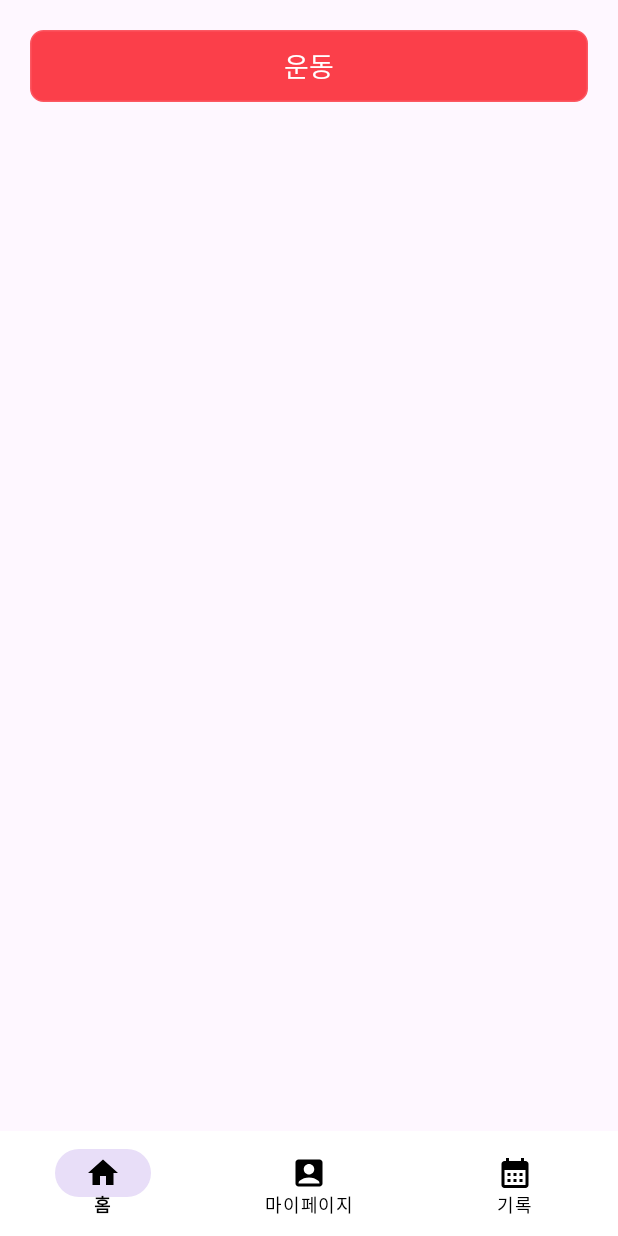
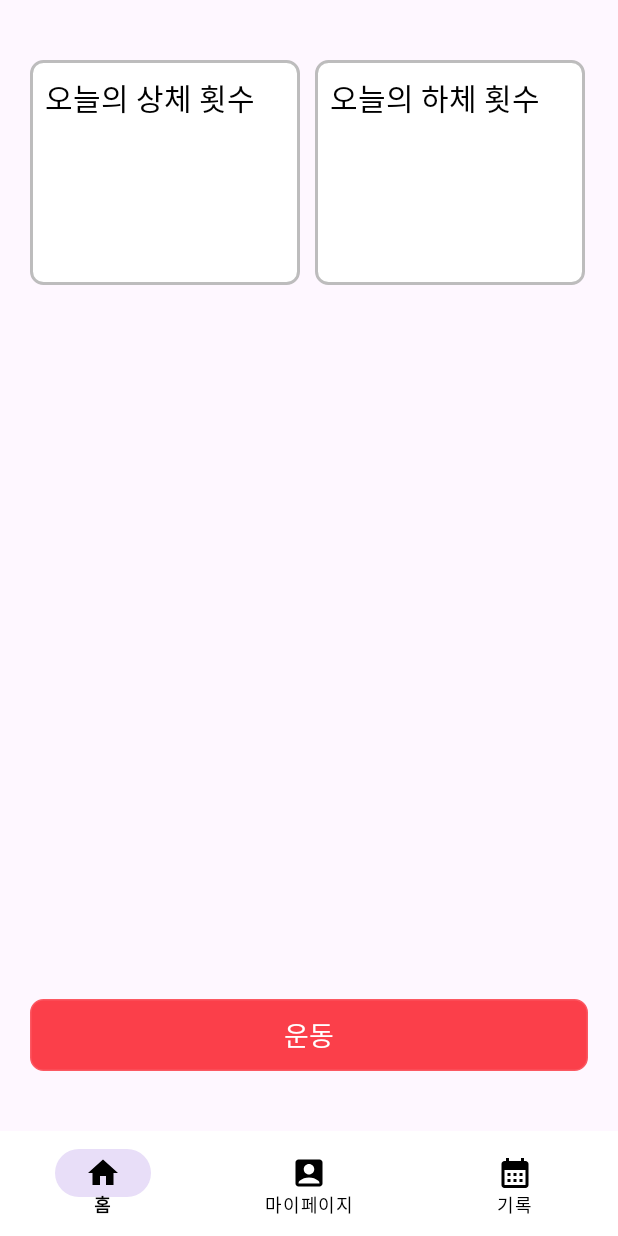
Before and after one commit to sueundev/2024-01_My-Trainer, an Android app: the homeFragment screen opened directly, with no data from a screen before it, on a phone screen of 412 x 824 dp. Run offline under Robolectric (Android 15) with nearby library versions, the phone set to English and light mode, and no system bars.

Commit message:
운동 횟수 홈 화면 디스플레이

```diff
--- a/app/src/main/java/com/example/mytrainer/ExerciseLog.java
+++ b/app/src/main/java/com/example/mytrainer/ExerciseLog.java
@@ -5,6 +5,7 @@ public class ExerciseLog {
     private String upperBodyCount;
     private String lowerBodyCount;
     private String date;
+    private int duration;
 
     public ExerciseLog(long timestamp, String upperBodyCount, String lowerBodyCount, String date) {
         this.timestamp = timestamp;
@@ -12,7 +13,9 @@ public class ExerciseLog {
         this.lowerBodyCount = lowerBodyCount;
         this.date = date;
     }
-
+    public int getDuration(){
+        return duration;
+    }
     public long getTimestamp() {
         return timestamp;
     }
--- a/app/src/main/java/com/example/mytrainer/ExerciseTimeFragment.java
+++ b/app/src/main/java/com/example/mytrainer/ExerciseTimeFragment.java
@@ -1,3 +1,4 @@
+// ExerciseTimeFragment.java
 package com.example.mytrainer;
 
 import android.app.Dialog;
@@ -8,13 +9,12 @@ import android.view.ViewGroup;
 import android.widget.Button;
 import android.widget.EditText;
 import android.widget.TextView;
-
 import androidx.annotation.NonNull;
 import androidx.annotation.Nullable;
 import androidx.fragment.app.Fragment;
+import androidx.lifecycle.ViewModelProvider;
 import androidx.recyclerview.widget.LinearLayoutManager;
 import androidx.recyclerview.widget.RecyclerView;
-
 import java.util.List;
 
 public class ExerciseTimeFragment extends Fragment {
@@ -23,6 +23,7 @@ public class ExerciseTimeFragment extends Fragment {
     private ExerciseLogDao exerciseLogDao;
     private ExerciseLogAdapter exerciseLogAdapter;
     private List<ExerciseLog> exerciseLogs;
+    private SharedViewModel sharedViewModel;
 
     @Nullable
     @Override
@@ -32,6 +33,8 @@ public class ExerciseTimeFragment extends Fragment {
         textViewSelectedDate = view.findViewById(R.id.text_view);
         Button btnRecordExercise = view.findViewById(R.id.btn_record_exercise);
         RecyclerView recyclerView = view.findViewById(R.id.recycler_view);
+
+        sharedViewModel = new ViewModelProvider(requireActivity()).get(SharedViewModel.class);
 
         Bundle args = getArguments();
         if (args != null) {
@@ -66,6 +69,11 @@ public class ExerciseTimeFragment extends Fragment {
             exerciseLogDao.insertLog(log);
             exerciseLogs.add(log);
             exerciseLogAdapter.notifyDataSetChanged();
+
+            // 상체 운동과 하체 운동 값을 ViewModel에 설정
+            sharedViewModel.setUpperBodyCount(log.getUpperBodyCount());
+            sharedViewModel.setLowerBodyCount(log.getLowerBodyCount());
+
             dialog.dismiss();
         });
 
--- /dev/null
+++ b/app/src/main/java/com/example/mytrainer/SharedViewModel.java
@@ -0,0 +1,30 @@
+package com.example.mytrainer;
+
+import androidx.lifecycle.LiveData;
+import androidx.lifecycle.MutableLiveData;
+import androidx.lifecycle.ViewModel;
+
+public class SharedViewModel extends ViewModel {
+    private final MutableLiveData<String> upperBodyCount = new MutableLiveData<>();
+    private final MutableLiveData<String> lowerBodyCount = new MutableLiveData<>();
+
+    public void setUpperBodyCount(String count)
+    {
+        upperBodyCount.setValue(count);
+    }
+
+    public LiveData<String> getUpperBodyCount()
+    {
+        return upperBodyCount;
+    }
+
+    public void setLowerBodyCount(String count)
+    {
+        lowerBodyCount.setValue(count);
+    }
+
+    public LiveData<String> getLowerBodyCount()
+    {
+        return lowerBodyCount;
+    }
+}
--- a/app/src/main/java/com/example/mytrainer/homeFragment.java
+++ b/app/src/main/java/com/example/mytrainer/homeFragment.java
@@ -5,14 +5,19 @@ import android.os.Bundle;
 import androidx.fragment.app.Fragment;
 import androidx.fragment.app.FragmentManager;
 import androidx.fragment.app.FragmentTransaction;
+import androidx.lifecycle.Observer;
+import androidx.lifecycle.ViewModelProvider;
 
 import android.view.LayoutInflater;
 import android.view.View;
 import android.view.ViewGroup;
 import android.widget.Button;
+import android.widget.TextView;
 
 public class homeFragment extends Fragment {
 
+    private TextView centerBoxTextView;
+    private SharedViewModel sharedViewModel;
     public homeFragment() {
         // Required empty public constructor
     }
@@ -22,7 +27,23 @@ public class homeFragment extends Fragment {
                              Bundle savedInstanceState) {
         // Inflate the layout for this fragment
         View view = inflater.inflate(R.layout.fragment_home, container, false);
+        TextView tvUpper = view.findViewById(R.id.tvUpper);
+        TextView tvLower = view.findViewById(R.id.tvLower);
 
+        sharedViewModel = new ViewModelProvider(requireActivity()).get(SharedViewModel.class);
+
+        sharedViewModel.getUpperBodyCount().observe(getViewLifecycleOwner(), new Observer<String>() {
+            @Override
+            public void onChanged(String s) {
+                tvUpper.setText("오늘의 상체 횟수\n"+"\t"+s+"회");
+            }
+        });
+        sharedViewModel.getLowerBodyCount().observe(getViewLifecycleOwner(), new Observer<String>() {
+            @Override
+            public void onChanged(String s) {
+                tvLower.setText("오늘의 하체 횟수\n"+"\t"+s+"회");
+            }
+        });
         Button exerciseButton = view.findViewById(R.id.button_exercise);
         exerciseButton.setOnClickListener(new View.OnClickListener() {
             @Override
--- a/app/src/main/res/layout/fragment_home.xml
+++ b/app/src/main/res/layout/fragment_home.xml
@@ -1,12 +1,39 @@
-<!-- res/layout/fragment_home.xml -->
-<LinearLayout xmlns:android="http://schemas.android.com/apk/res/android"
-    xmlns:tools="http://schemas.android.com/tools"
+<RelativeLayout xmlns:android="http://schemas.android.com/apk/res/android"
+    xmlns:tools="http://schemas.android/tools"
     android:layout_width="match_parent"
     android:layout_height="match_parent"
     tools:context=".homeFragment"
-    android:orientation="vertical"
     android:padding="20dp">
 
+    <!-- 위쪽에 네모난 박스 안에 텍스트 -->
+    <LinearLayout
+        android:layout_width="wrap_content"
+        android:layout_height="wrap_content"
+        android:orientation="horizontal">
+        <TextView
+            android:padding="10dp"
+            android:id="@+id/tvUpper"
+            android:layout_width="180dp"
+            android:layout_height="150dp"
+            android:background="@drawable/rounded_box_with_stroke"
+            android:text="오늘의 상체 횟수\n"
+            android:textSize="20sp"
+            android:textColor="@android:color/black"
+
+            android:layout_marginTop="20dp"/>
+        <TextView
+            android:layout_marginLeft="10dp"
+            android:padding="10dp"
+            android:id="@+id/tvLower"
+            android:layout_width="180dp"
+            android:layout_height="150dp"
+            android:background="@drawable/rounded_box_with_stroke"
+            android:text="오늘의 하체 횟수\n"
+            android:textSize="20sp"
+            android:textColor="@android:color/black"
+            android:layout_marginTop="20dp"/>
+
+    </LinearLayout>
     <android.widget.Button
         android:id="@+id/button_exercise"
         android:layout_width="match_parent"
@@ -15,5 +42,7 @@
         android:textColor="@color/white"
         android:backgroundTint="@color/main_Color"
         android:background="@drawable/rounded_box_with_stroke"
-        android:textSize="18dp" />
-</LinearLayout>
+        android:textSize="18dp"
+        android:layout_alignParentBottom="true"
+        android:layout_marginBottom="20dp"/>
+</RelativeLayout>
```
